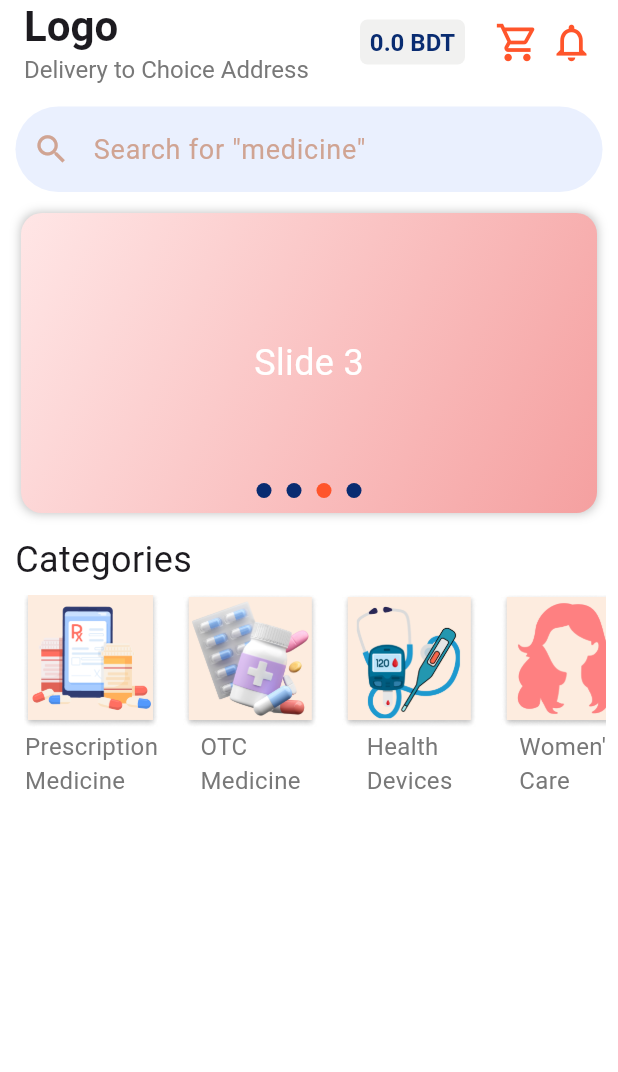
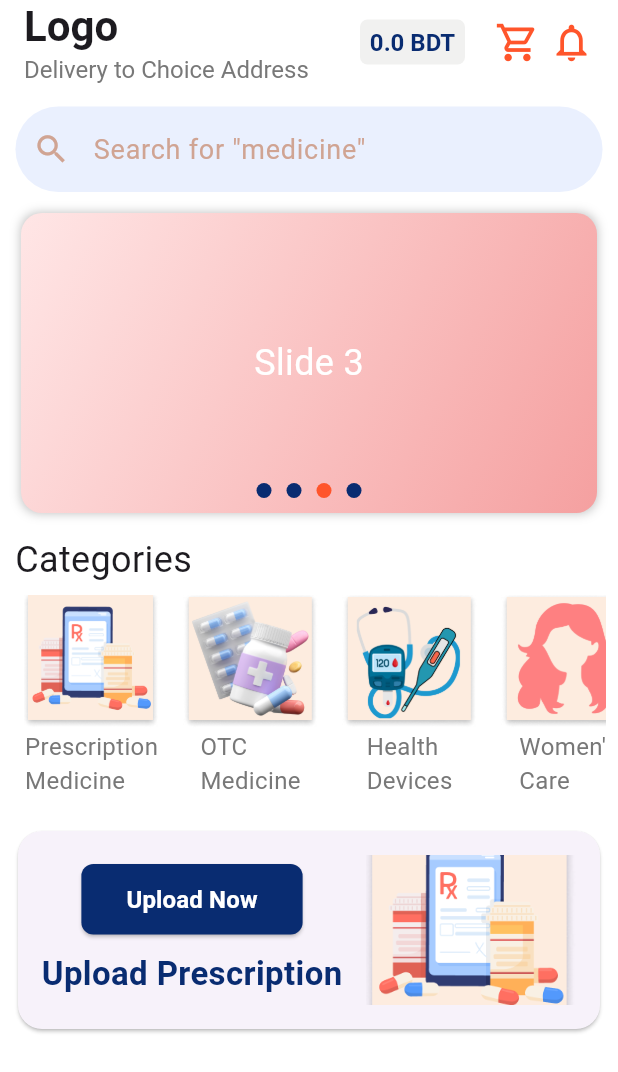
Before and after one commit to mostafizur-crypto/pharmacy_task, a Flutter app: the screen it shows after launch, on a phone screen of 412 x 824 dp. Shown: the top 1072 px of the screen. Run offline on Flutter 3.47's test engine with Material 3 defaults, Android fonts, the light colour scheme and no system bars; our stand-ins replace image_picker.

Commit message:
Precription Section update

```diff
--- a/lib/home_page/home.dart
+++ b/lib/home_page/home.dart
@@ -1,20 +1,24 @@
+import 'dart:convert';
+
 import 'package:flutter/material.dart';
 import 'package:pharmacy_task/color_section/color.dart';
 import 'package:pharmacy_task/model/cartModel.dart';
+import 'package:pharmacy_task/model/prescriptionModel.dart';
 import 'package:pharmacy_task/widget/categories_section.dart';
+import 'package:pharmacy_task/widget/precription_section.dart';
 import 'package:pharmacy_task/widget/search_section.dart';
 import 'package:pharmacy_task/widget/slide_section.dart';
 import 'package:provider/provider.dart';
 
 class HomePage extends StatelessWidget {
   const HomePage({super.key});
-  final String jsonData = '''
-    [
-      {"title": "Slide 1", "color": "#F5A9B8"},
-      {"title": "Slide 2", "color": "#B0E0E6"},
-      {"title": "Slide 3", "color": "#F0E68C"}
-    ]
-  ''';
+  // final String jsonData = '''
+  //   [
+  //     {"title": "Slide 1", "color": "#F5A9B8"},
+  //     {"title": "Slide 2", "color": "#B0E0E6"},
+  //     {"title": "Slide 3", "color": "#F0E68C"}
+  //   ]
+  // ''';
   @override
   Widget build(BuildContext context) {
     final cartModel = Provider.of<CartModel>(context);
@@ -91,6 +95,17 @@ class HomePage extends StatelessWidget {
               CategoriesSection(),
             ],
           ),
+          //MARK: upload Prescription widget
+          Column(
+            crossAxisAlignment: CrossAxisAlignment.start,
+            children: [
+              PrecriptionSection(
+                onUpload: (PrescriptionModel model) {
+                  jsonEncode(model.toJson());
+                },
+              ),
+            ],
+          ),
         ],
       ),
     );
--- /dev/null
+++ b/lib/model/prescriptionModel.dart
@@ -0,0 +1,23 @@
+class PrescriptionModel {
+  String? id;
+  String? imagePath;
+
+  PrescriptionModel({
+    this.id,
+    this.imagePath,
+  });
+
+  factory PrescriptionModel.fromJson(Map<String, dynamic> json) {
+    return PrescriptionModel(
+      id: json['id'],
+      imagePath: json['imagePath'],
+    );
+  }
+
+  Map<String, dynamic> toJson() {
+    return {
+      "id": id,
+      "imagePath": imagePath,
+    };
+  }
+}
--- /dev/null
+++ b/lib/widget/precription_section.dart
@@ -0,0 +1,125 @@
+import 'dart:typed_data';
+import 'package:flutter/foundation.dart'; // kIsWeb
+import 'dart:io' show File;
+import 'package:flutter/material.dart';
+import 'package:image_picker/image_picker.dart';
+import 'package:pharmacy_task/color_section/color.dart';
+import 'package:pharmacy_task/model/prescriptionModel.dart';
+
+class PrecriptionSection extends StatefulWidget {
+  final Function(PrescriptionModel model)? onUpload;
+
+  const PrecriptionSection({super.key, this.onUpload});
+
+  @override
+  State<PrecriptionSection> createState() => _PrecriptionSectionCardState();
+}
+
+class _PrecriptionSectionCardState extends State<PrecriptionSection> {
+  File? selectedImage;
+  Uint8List? webImage;
+
+  Future<void> pickPrescription() async {
+    final ImagePicker picker = ImagePicker();
+    final XFile? xfile = await picker.pickImage(source: ImageSource.gallery);
+
+    if (xfile != null) {
+      if (kIsWeb) {
+        webImage = await xfile.readAsBytes();
+      } else {
+        selectedImage = File(xfile.path);
+      }
+
+      setState(() {});
+      PrescriptionModel model = PrescriptionModel(
+        id: DateTime.now().millisecondsSinceEpoch.toString(),
+        imagePath: xfile.path,
+      );
+
+      if (widget.onUpload != null) {
+        widget.onUpload!(model);
+      }
+    }
+  }
+
+  @override
+  Widget build(BuildContext context) {
+    return Card(
+      margin: const EdgeInsets.all(12),
+      shape: RoundedRectangleBorder(borderRadius: BorderRadius.circular(16)),
+      child: Container(
+        padding: const EdgeInsets.all(8),
+        child: Row(
+          children: [
+            Expanded(
+              child: Column(
+                crossAxisAlignment: CrossAxisAlignment.center,
+                mainAxisAlignment: MainAxisAlignment.center,
+                children: [
+                  ElevatedButton(
+                    onPressed: pickPrescription,
+                    style: ElevatedButton.styleFrom(
+                      backgroundColor: AppColors.textColor,
+                      foregroundColor: Colors.white,
+                      padding: const EdgeInsets.symmetric(
+                        horizontal: 30,
+                        vertical: 12,
+                      ),
+                      shape: RoundedRectangleBorder(
+                        borderRadius: BorderRadius.circular(8),
+                      ),
+                    ),
+                    child: const Text(
+                      "Upload Now",
+                      style: TextStyle(
+                        fontSize: 16,
+                        fontWeight: FontWeight.bold,
+                      ),
+                    ),
+                  ),
+                  const SizedBox(height: 10),
+                  const Text(
+                    "Upload Prescription",
+                    style: TextStyle(
+                      fontSize: 22,
+                      fontWeight: FontWeight.bold,
+                      color: AppColors.textColor,
+                    ),
+                  ),
+                ],
+              ),
+            ),
+            Padding(
+              padding: const EdgeInsets.all(8.0),
+              child: Column(
+                children: [
+                  if (webImage == null && selectedImage == null)
+                    Image.asset(
+                      'assets/image/categories1.png',
+                      height: 100,
+                      width: 140,
+                      fit: BoxFit.cover,
+                    )
+                  else
+                    (kIsWeb
+                        ? Image.memory(
+                            webImage!,
+                            height: 100,
+                            width: 124,
+                            fit: BoxFit.cover,
+                          )
+                        : Image.file(
+                            selectedImage!,
+                            height: 100,
+                            width: 140,
+                            fit: BoxFit.cover,
+                          )),
+                ],
+              ),
+            )
+          ],
+        ),
+      ),
+    );
+  }
+}
--- a/pubspec.yaml
+++ b/pubspec.yaml
@@ -12,6 +12,7 @@ dependencies:
     sdk: flutter
   provider: ^6.0.3
   cupertino_icons: ^1.0.8
+  image_picker: ^1.0.7
 
 dev_dependencies:
   flutter_test:
```
Also changed, not shown: pubspec.lock, 5 other files.
